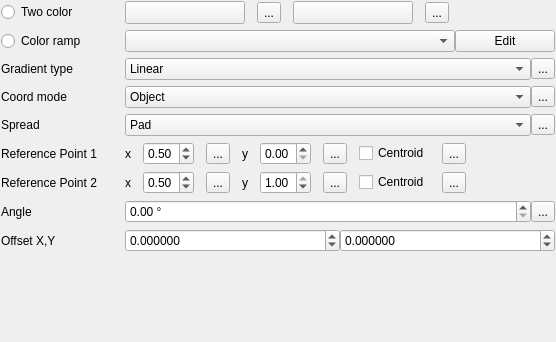
Qt form SWGIS-DLLSrc/SWGIS-Gui/widget_gradientfill.ui (LZS1991/SWGIS) before a commit.
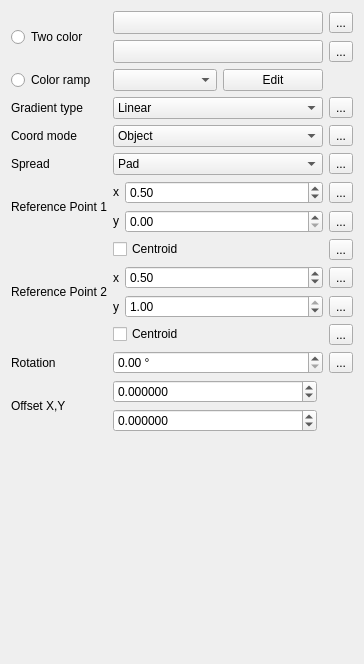
The same form after that commit. Custom widgets are drawn as their Qt base class.

Diff of the .ui file:
```diff
--- a/SWGIS-DLLSrc/SWGIS-Gui/widget_gradientfill.ui
+++ b/SWGIS-DLLSrc/SWGIS-Gui/widget_gradientfill.ui
@@ -6,96 +6,48 @@
    <rect>
     <x>0</x>
     <y>0</y>
-    <width>556</width>
-    <height>342</height>
+    <width>364</width>
+    <height>664</height>
    </rect>
   </property>
   <property name="windowTitle">
    <string>Form</string>
   </property>
   <layout class="QGridLayout" name="gridLayout">
-   <property name="leftMargin">
-    <number>1</number>
-   </property>
-   <property name="topMargin">
-    <number>1</number>
-   </property>
-   <property name="rightMargin">
-    <number>1</number>
-   </property>
-   <property name="bottomMargin">
-    <number>1</number>
-   </property>
-   <property name="horizontalSpacing">
-    <number>28</number>
-   </property>
-   <item row="4" column="1">
-    <layout class="QHBoxLayout" name="horizontalLayout_5">
+   <item row="8" column="1" rowspan="2">
+    <layout class="QHBoxLayout" name="horizontalLayout_11">
      <item>
-      <widget class="QComboBox" name="cboGradientSpread">
-       <item>
-        <property name="text">
-         <string>Pad</string>
-        </property>
-       </item>
-       <item>
-        <property name="text">
-         <string>Repeat</string>
-        </property>
-       </item>
-       <item>
-        <property name="text">
-         <string>Reflect</string>
-        </property>
-       </item>
-      </widget>
-     </item>
-     <item>
-      <widget class="QgsDataDefinedButton" name="mSpreadDDBtn">
+      <widget class="QLabel" name="label_7">
+       <property name="sizePolicy">
+        <sizepolicy hsizetype="Fixed" vsizetype="Fixed">
+         <horstretch>0</horstretch>
+         <verstretch>0</verstretch>
+        </sizepolicy>
+       </property>
        <property name="text">
-        <string>...</string>
+        <string>y</string>
        </property>
       </widget>
      </item>
-    </layout>
-   </item>
-   <item row="2" column="1">
-    <layout class="QHBoxLayout" name="horizontalLayout_4">
      <item>
-      <widget class="QComboBox" name="cboGradientType">
-       <item>
-        <property name="text">
-         <string>Linear</string>
-        </property>
-       </item>
-       <item>
-        <property name="text">
-         <string>Radial</string>
-        </property>
-       </item>
-       <item>
-        <property name="text">
-         <string>Conical</string>
-        </property>
-       </item>
-      </widget>
-     </item>
-     <item>
-      <widget class="QgsDataDefinedButton" name="mGradientTypeDDBtn">
-       <property name="text">
-        <string>...</string>
+      <widget class="QDoubleSpinBox" name="spinRefPoint1Y">
+       <property name="maximum">
+        <double>1.000000000000000</double>
        </property>
       </widget>
      </item>
     </layout>
    </item>
-   <item row="5" column="1">
+   <item row="6" column="1" rowspan="2">
     <layout class="QHBoxLayout" name="horizontalLayout_6">
-     <property name="spacing">
-      <number>12</number>
-     </property>
      <item>
       <widget class="QLabel" name="label_5">
+       <property name="sizePolicy">
+        <sizepolicy hsizetype="Fixed" vsizetype="Fixed">
+         <horstretch>0</horstretch>
+         <verstretch>0</verstretch>
+        </sizepolicy>
+       </property>
        <property name="text">
         <string>x</string>
        </property>
@@ -114,346 +66,55 @@
        </property>
       </widget>
      </item>
-     <item>
-      <widget class="QgsDataDefinedButton" name="mRefPoint1XDDBtn">
-       <property name="text">
-        <string>...</string>
-       </property>
-      </widget>
-     </item>
-     <item>
-      <widget class="QLabel" name="label_7">
-       <property name="text">
-        <string>y</string>
-       </property>
-      </widget>
-     </item>
-     <item>
-      <widget class="QDoubleSpinBox" name="spinRefPoint1Y">
-       <property name="maximum">
-        <double>1.000000000000000</double>
-       </property>
-       <property name="singleStep">
-        <double>0.200000000000000</double>
-       </property>
-      </widget>
-     </item>
-     <item>
-      <widget class="QgsDataDefinedButton" name="mRefPoint1YDDBtn">
-       <property name="text">
-        <string>...</string>
-       </property>
-      </widget>
-     </item>
-     <item>
-      <widget class="QCheckBox" name="checkRefPoint1Centroid">
-       <property name="text">
-        <string>Centroid</string>
-       </property>
-      </widget>
-     </item>
-     <item>
-      <widget class="QgsDataDefinedButton" name="mRefPoint1CentroidDDBtn">
-       <property name="text">
-        <string>...</string>
-       </property>
-      </widget>
-     </item>
-     <item>
-      <spacer name="horizontalSpacer_2">
-       <property name="orientation">
-        <enum>Qt::Horizontal</enum>
-       </property>
-       <property name="sizeHint" stdset="0">
-        <size>
-         <width>40</width>
-         <height>20</height>
-        </size>
-       </property>
-      </spacer>
-     </item>
     </layout>
    </item>
-   <item row="10" column="0">
-    <spacer name="verticalSpacer">
-     <property name="orientation">
-      <enum>Qt::Vertical</enum>
+   <item row="5" column="2">
+    <widget class="QgsDataDefinedButton" name="mSpreadDDBtn">
+     <property name="text">
+      <string>...</string>
      </property>
-     <property name="sizeHint" stdset="0">
+    </widget>
+   </item>
+   <item row="1" column="1">
+    <widget class="QgsColorButtonV2" name="btnChangeColor2">
+     <property name="sizePolicy">
+      <sizepolicy hsizetype="Expanding" vsizetype="Fixed">
+       <horstretch>0</horstretch>
+       <verstretch>0</verstretch>
+      </sizepolicy>
+     </property>
+     <property name="minimumSize">
       <size>
-       <width>20</width>
-       <height>40</height>
+       <width>120</width>
+       <height>0</height>
       </size>
      </property>
-    </spacer>
+     <property name="maximumSize">
+      <size>
+       <width>16777215</width>
+       <height>16777215</height>
+      </size>
+     </property>
+     <property name="text">
+      <string/>
+     </property>
+    </widget>
    </item>
-   <item row="9" column="0">
+   <item row="0" column="0" rowspan="2">
+    <widget class="QRadioButton" name="radioTwoColor">
+     <property name="text">
+      <string>Two color</string>
+     </property>
+    </widget>
+   </item>
+   <item row="18" column="0">
     <widget class="QLabel" name="label_6">
      <property name="text">
       <string>Offset X,Y</string>
      </property>
     </widget>
    </item>
-   <item row="9" column="1">
-    <layout class="QHBoxLayout" name="horizontalLayout">
-     <item>
-      <widget class="QgsDoubleSpinBox" name="spinOffsetX">
-       <property name="sizePolicy">
-        <sizepolicy hsizetype="Minimum" vsizetype="Fixed">
-         <horstretch>1</horstretch>
-         <verstretch>0</verstretch>
-        </sizepolicy>
-       </property>
-       <property name="decimals">
-        <number>6</number>
-       </property>
-       <property name="minimum">
-        <double>-999999999.000000000000000</double>
-       </property>
-       <property name="maximum">
-        <double>999999999.000000000000000</double>
-       </property>
-       <property name="singleStep">
-        <double>0.200000000000000</double>
-       </property>
-      </widget>
-     </item>
-     <item>
-      <widget class="QgsDoubleSpinBox" name="spinOffsetY">
-       <property name="sizePolicy">
-        <sizepolicy hsizetype="Minimum" vsizetype="Fixed">
-         <horstretch>1</horstretch>
-         <verstretch>0</verstretch>
-        </sizepolicy>
-       </property>
-       <property name="decimals">
-        <number>6</number>
-       </property>
-       <property name="minimum">
-        <double>-999999999.000000000000000</double>
-       </property>
-       <property name="maximum">
-        <double>999999999.000000000000000</double>
-       </property>
-       <property name="singleStep">
-        <double>0.200000000000000</double>
-       </property>
-      </widget>
-     </item>
-     <item>
-      <widget class="QgsUnitSelectionWidget" name="mOffsetUnitWidget" native="true">
-       <property name="minimumSize">
-        <size>
-         <width>0</width>
-         <height>0</height>
-        </size>
-       </property>
-      </widget>
-     </item>
-    </layout>
-   </item>
-   <item row="3" column="0">
-    <widget class="QLabel" name="label_3">
-     <property name="text">
-      <string>Coord mode</string>
-     </property>
-    </widget>
-   </item>
-   <item row="0" column="1">
-    <layout class="QHBoxLayout" name="horizontalLayout_2">
-     <property name="spacing">
-      <number>12</number>
-     </property>
-     <item>
-      <widget class="QgsColorButtonV2" name="btnChangeColor">
-       <property name="minimumSize">
-        <size>
-         <width>120</width>
-         <height>0</height>
-        </size>
-       </property>
-       <property name="maximumSize">
-        <size>
-         <width>120</width>
-         <height>16777215</height>
-        </size>
-       </property>
-       <property name="text">
-        <string/>
-       </property>
-      </widget>
-     </item>
-     <item>
-      <widget class="QgsDataDefinedButton" name="mStartColorDDBtn">
-       <property name="text">
-        <string>...</string>
-       </property>
-      </widget>
-     </item>
-     <item>
-      <widget class="QgsColorButtonV2" name="btnChangeColor2">
-       <property name="minimumSize">
-        <size>
-         <width>120</width>
-         <height>0</height>
-        </size>
-       </property>
-       <property name="maximumSize">
-        <size>
-         <width>120</width>
-         <height>16777215</height>
-        </size>
-       </property>
-       <property name="text">
-        <string/>
-       </property>
-      </widget>
-     </item>
-     <item>
-      <widget class="QgsDataDefinedButton" name="mEndColorDDBtn">
-       <property name="text">
-        <string>...</string>
-       </property>
-      </widget>
-     </item>
-     <item>
-      <spacer name="horizontalSpacer">
-       <property name="orientation">
-        <enum>Qt::Horizontal</enum>
-       </property>
-       <property name="sizeHint" stdset="0">
-        <size>
-         <width>40</width>
-         <height>20</height>
-        </size>
-       </property>
-      </spacer>
-     </item>
-    </layout>
-   </item>
-   <item row="1" column="0">
-    <widget class="QRadioButton" name="radioColorRamp">
-     <property name="text">
-      <string>Color ramp</string>
-     </property>
-    </widget>
-   </item>
-   <item row="1" column="1">
-    <layout class="QHBoxLayout" name="horizontalLayout_8">
-     <item>
-      <widget class="QgsColorRampComboBox" name="cboGradientColorRamp"/>
-     </item>
-     <item>
-      <widget class="QPushButton" name="mButtonEditRamp">
-       <property name="maximumSize">
-        <size>
-         <width>100</width>
-         <height>16777215</height>
-        </size>
-       </property>
-       <property name="text">
-        <string>Edit</string>
-       </property>
-      </widget>
-     </item>
-    </layout>
-   </item>
-   <item row="6" column="1">
-    <layout class="QHBoxLayout" name="horizontalLayout_7">
-     <property name="spacing">
-      <number>12</number>
-     </property>
-     <item>
-      <widget class="QLabel" name="label_9">
-       <property name="text">
-        <string>x</string>
-       </property>
-      </widget>
-     </item>
-     <item>
-      <widget class="QDoubleSpinBox" name="spinRefPoint2X">
-       <property name="maximum">
-        <double>1.000000000000000</double>
-       </property>
-       <property name="singleStep">
-        <double>0.200000000000000</double>
-       </property>
-       <property name="value">
-        <double>0.500000000000000</double>
-       </property>
-      </widget>
-     </item>
-     <item>
-      <widget class="QgsDataDefinedButton" name="mRefPoint2XDDBtn">
-       <property name="text">
-        <string>...</string>
-       </property>
-      </widget>
-     </item>
-     <item>
-      <widget class="QLabel" name="label_10">
-       <property name="text">
-        <string>y</string>
-       </property>
-      </widget>
-     </item>
-     <item>
-      <widget class="QDoubleSpinBox" name="spinRefPoint2Y">
-       <property name="maximum">
-        <double>1.000000000000000</double>
-       </property>
-       <property name="singleStep">
-        <double>0.200000000000000</double>
-       </property>
-       <property name="value">
-        <double>1.000000000000000</double>
-       </property>
-      </widget>
-     </item>
-     <item>
-      <widget class="QgsDataDefinedButton" name="mRefPoint2YDDBtn">
-       <property name="text">
-        <string>...</string>
-       </property>
-      </widget>
-     </item>
-     <item>
-      <widget class="QCheckBox" name="checkRefPoint2Centroid">
-       <property name="text">
-        <string>Centroid</string>
-       </property>
-      </widget>
-     </item>
-     <item>
-      <widget class="QgsDataDefinedButton" name="mRefPoint2CentroidDDBtn">
-       <property name="text">
-        <string>...</string>
-       </property>
-      </widget>
-     </item>
-     <item>
-      <spacer name="horizontalSpacer_3">
-       <property name="orientation">
-        <enum>Qt::Horizontal</enum>
-       </property>
-       <property name="sizeHint" stdset="0">
-        <size>
-         <width>40</width>
-         <height>20</height>
-        </size>
-       </property>
-      </spacer>
-     </item>
-    </layout>
-   </item>
-   <item row="5" column="0">
-    <widget class="QLabel" name="label">
-     <property name="text">
-      <string>Reference Point 1</string>
-     </property>
-    </widget>
-   </item>
-   <item row="3" column="1">
+   <item row="4" column="1">
     <layout class="QHBoxLayout" name="horizontalLayout_3">
      <item>
       <widget class="QComboBox" name="cboCoordinateMode">
@@ -469,44 +130,272 @@
        </item>
       </widget>
      </item>
-     <item>
-      <widget class="QgsDataDefinedButton" name="mCoordinateModeDDBtn">
-       <property name="text">
-        <string>...</string>
-       </property>
-      </widget>
-     </item>
     </layout>
    </item>
-   <item row="2" column="0">
+   <item row="3" column="0">
     <widget class="QLabel" name="label_2">
      <property name="text">
       <string>Gradient type</string>
      </property>
     </widget>
    </item>
-   <item row="6" column="0">
+   <item row="12" column="0" rowspan="3">
     <widget class="QLabel" name="label_8">
      <property name="text">
       <string>Reference Point 2</string>
      </property>
     </widget>
    </item>
-   <item row="0" column="0">
-    <widget class="QRadioButton" name="radioTwoColor">
+   <item row="2" column="1">
+    <layout class="QHBoxLayout" name="horizontalLayout_8">
+     <item>
+      <widget class="QgsColorRampComboBox" name="cboGradientColorRamp"/>
+     </item>
+     <item>
+      <widget class="QPushButton" name="mButtonEditRamp">
+       <property name="maximumSize">
+        <size>
+         <width>100</width>
+         <height>16777215</height>
+        </size>
+       </property>
+       <property name="text">
+        <string>Edit</string>
+       </property>
+      </widget>
+     </item>
+    </layout>
+   </item>
+   <item row="8" column="2" rowspan="2">
+    <widget class="QgsDataDefinedButton" name="mRefPoint1YDDBtn">
      <property name="text">
-      <string>Two color</string>
+      <string>...</string>
+     </property>
+    </widget>
+   </item>
+   <item row="3" column="1">
+    <layout class="QHBoxLayout" name="horizontalLayout_4">
+     <item>
+      <widget class="QComboBox" name="cboGradientType">
+       <item>
+        <property name="text">
+         <string>Linear</string>
+        </property>
+       </item>
+       <item>
+        <property name="text">
+         <string>Radial</string>
+        </property>
+       </item>
+       <item>
+        <property name="text">
+         <string>Conical</string>
+        </property>
+       </item>
+      </widget>
+     </item>
+    </layout>
+   </item>
+   <item row="0" column="1">
+    <widget class="QgsColorButtonV2" name="btnChangeColor">
+     <property name="sizePolicy">
+      <sizepolicy hsizetype="Expanding" vsizetype="Fixed">
+       <horstretch>0</horstretch>
+       <verstretch>0</verstretch>
+      </sizepolicy>
+     </property>
+     <property name="minimumSize">
+      <size>
+       <width>120</width>
+       <height>0</height>
+      </size>
+     </property>
+     <property name="maximumSize">
+      <size>
+       <width>16777215</width>
+       <height>16777215</height>
+      </size>
+     </property>
+     <property name="text">
+      <string/>
+     </property>
+    </widget>
+   </item>
+   <item row="13" column="1" rowspan="2">
+    <layout class="QHBoxLayout" name="horizontalLayout_12">
+     <item>
+      <widget class="QLabel" name="label_10">
+       <property name="sizePolicy">
+        <sizepolicy hsizetype="Fixed" vsizetype="Preferred">
+         <horstretch>0</horstretch>
+         <verstretch>0</verstretch>
+        </sizepolicy>
+       </property>
+       <property name="text">
+        <string>y</string>
+       </property>
+      </widget>
+     </item>
+     <item>
+      <widget class="QDoubleSpinBox" name="spinRefPoint2Y">
+       <property name="maximum">
+        <double>1.000000000000000</double>
+       </property>
+       <property name="singleStep">
+        <double>0.200000000000000</double>
+       </property>
+       <property name="value">
+        <double>1.000000000000000</double>
+       </property>
+      </widget>
+     </item>
+    </layout>
+   </item>
+   <item row="17" column="2">
+    <widget class="QgsDataDefinedButton" name="mAngleDDBtn">
+     <property name="text">
+      <string>...</string>
+     </property>
+    </widget>
+   </item>
+   <item row="4" column="2">
+    <widget class="QgsDataDefinedButton" name="mCoordinateModeDDBtn">
+     <property name="text">
+      <string>...</string>
      </property>
     </widget>
    </item>
    <item row="4" column="0">
-    <widget class="QLabel" name="label_4">
+    <widget class="QLabel" name="label_3">
      <property name="text">
-      <string>Spread</string>
+      <string>Coord mode</string>
      </property>
     </widget>
    </item>
-   <item row="7" column="1">
+   <item row="5" column="1">
+    <layout class="QHBoxLayout" name="horizontalLayout_5">
+     <item>
+      <widget class="QComboBox" name="cboGradientSpread">
+       <item>
+        <property name="text">
+         <string>Pad</string>
+        </property>
+       </item>
+       <item>
+        <property name="text">
+         <string>Repeat</string>
+        </property>
+       </item>
+       <item>
+        <property name="text">
+         <string>Reflect</string>
+        </property>
+       </item>
+      </widget>
+     </item>
+    </layout>
+   </item>
+   <item row="3" column="2">
+    <widget class="QgsDataDefinedButton" name="mGradientTypeDDBtn">
+     <property name="text">
+      <string>...</string>
+     </property>
+    </widget>
+   </item>
+   <item row="10" column="1">
+    <widget class="QCheckBox" name="checkRefPoint1Centroid">
+     <property name="text">
+      <string>Centroid</string>
+     </property>
+    </widget>
+   </item>
+   <item row="0" column="2">
+    <widget class="QgsDataDefinedButton" name="mStartColorDDBtn">
+     <property name="text">
+      <string>...</string>
+     </property>
+    </widget>
+   </item>
+   <item row="13" column="2" rowspan="2">
+    <widget class="QgsDataDefinedButton" name="mRefPoint2YDDBtn">
+     <property name="text">
+      <string>...</string>
+     </property>
+    </widget>
+   </item>
+   <item row="15" column="2">
+    <widget class="QgsDataDefinedButton" name="mRefPoint2CentroidDDBtn">
+     <property name="text">
+      <string>...</string>
+     </property>
+    </widget>
+   </item>
+   <item row="18" column="1">
+    <layout class="QGridLayout" name="gridLayout_4">
+     <item row="1" column="0">
+      <widget class="QgsDoubleSpinBox" name="spinOffsetY">
+       <property name="sizePolicy">
+        <sizepolicy hsizetype="Minimum" vsizetype="Fixed">
+         <horstretch>1</horstretch>
+         <verstretch>0</verstretch>
+        </sizepolicy>
+       </property>
+       <property name="decimals">
+        <number>6</number>
+       </property>
+       <property name="minimum">
+        <double>-999999999.000000000000000</double>
+       </property>
+       <property name="maximum">
+        <double>999999999.000000000000000</double>
+       </property>
+       <property name="singleStep">
+        <double>0.200000000000000</double>
+       </property>
+      </widget>
+     </item>
+     <item row="0" column="0">
+      <widget class="QgsDoubleSpinBox" name="spinOffsetX">
+       <property name="sizePolicy">
+        <sizepolicy hsizetype="Minimum" vsizetype="Fixed">
+         <horstretch>1</horstretch>
+         <verstretch>0</verstretch>
+        </sizepolicy>
+       </property>
+       <property name="decimals">
+        <number>6</number>
+       </property>
+       <property name="minimum">
+        <double>-999999999.000000000000000</double>
+       </property>
+       <property name="maximum">
+        <double>999999999.000000000000000</double>
+       </property>
+       <property name="singleStep">
+        <double>0.200000000000000</double>
+       </property>
+      </widget>
+     </item>
+     <item row="0" column="1">
+      <widget class="QgsUnitSelectionWidget" name="mOffsetUnitWidget" native="true">
+       <property name="minimumSize">
+        <size>
+         <width>0</width>
+         <height>0</height>
+        </size>
+       </property>
+      </widget>
+     </item>
+    </layout>
+   </item>
+   <item row="2" column="0">
+    <widget class="QRadioButton" name="radioColorRamp">
+     <property name="text">
+      <string>Color ramp</string>
+     </property>
+    </widget>
+   </item>
+   <item row="17" column="1">
     <layout class="QHBoxLayout" name="horizontalLayout_9">
      <item>
       <widget class="QgsDoubleSpinBox" name="mSpinAngle">
@@ -521,22 +410,107 @@
        </property>
       </widget>
      </item>
+    </layout>
+   </item>
+   <item row="15" column="1">
+    <widget class="QCheckBox" name="checkRefPoint2Centroid">
+     <property name="text">
+      <string>Centroid</string>
+     </property>
+    </widget>
+   </item>
+   <item row="5" column="0">
+    <widget class="QLabel" name="label_4">
+     <property name="text">
+      <string>Spread</string>
+     </property>
+    </widget>
+   </item>
+   <item row="10" column="2">
+    <widget class="QgsDataDefinedButton" name="mRefPoint1CentroidDDBtn">
+     <property name="text">
+      <string>...</string>
+     </property>
+    </widget>
+   </item>
+   <item row="1" column="2">
+    <widget class="QgsDataDefinedButton" name="mEndColorDDBtn">
+     <property name="text">
+      <string>...</string>
+     </property>
+    </widget>
+   </item>
+   <item row="6" column="0" rowspan="4">
+    <widget class="QLabel" name="label">
+     <property name="text">
+      <string>Reference Point 1</string>
+     </property>
+    </widget>
+   </item>
+   <item row="12" column="1">
+    <layout class="QHBoxLayout" name="horizontalLayout_7">
      <item>
-      <widget class="QgsDataDefinedButton" name="mAngleDDBtn">
+      <widget class="QLabel" name="label_9">
+       <property name="sizePolicy">
+        <sizepolicy hsizetype="Fixed" vsizetype="Preferred">
+         <horstretch>0</horstretch>
+         <verstretch>0</verstretch>
+        </sizepolicy>
+       </property>
        <property name="text">
-        <string>...</string>
+        <string>x</string>
+       </property>
+      </widget>
+     </item>
+     <item>
+      <widget class="QDoubleSpinBox" name="spinRefPoint2X">
+       <property name="maximum">
+        <double>1.000000000000000</double>
+       </property>
+       <property name="singleStep">
+        <double>0.200000000000000</double>
+       </property>
+       <property name="value">
+        <double>0.500000000000000</double>
        </property>
       </widget>
      </item>
     </layout>
    </item>
-   <item row="7" column="0">
+   <item row="6" column="2" rowspan="2">
+    <widget class="QgsDataDefinedButton" name="mRefPoint1XDDBtn">
+     <property name="text">
+      <string>...</string>
+     </property>
+    </widget>
+   </item>
+   <item row="17" column="0">
     <widget class="QLabel" name="label_11">
      <property name="text">
-      <string>Angle</string>
+      <string>Rotation</string>
      </property>
     </widget>
    </item>
+   <item row="12" column="2">
+    <widget class="QgsDataDefinedButton" name="mRefPoint2XDDBtn">
+     <property name="text">
+      <string>...</string>
+     </property>
+    </widget>
+   </item>
+   <item row="19" column="0" colspan="3">
+    <spacer name="verticalSpacer">
+     <property name="orientation">
+      <enum>Qt::Vertical</enum>
+     </property>
+     <property name="sizeHint" stdset="0">
+      <size>
+       <width>20</width>
+       <height>40</height>
+      </size>
+     </property>
+    </spacer>
+   </item>
   </layout>
  </widget>
  <customwidgets>
@@ -546,6 +520,11 @@
    <header>qgscolorbuttonv2.h</header>
    <container>1</container>
   </customwidget>
+  <customwidget>
+   <class>QgsDataDefinedButton</class>
+   <extends>QToolButton</extends>
+   <header>qgsdatadefinedbutton.h</header>
+  </customwidget>
   <customwidget>
    <class>QgsDoubleSpinBox</class>
    <extends>QDoubleSpinBox</extends>
@@ -557,11 +536,6 @@
    <header>qgsunitselectionwidget.h</header>
    <container>1</container>
   </customwidget>
-  <customwidget>
-   <class>QgsDataDefinedButton</class>
-   <extends>QToolButton</extends>
-   <header>qgsdatadefinedbutton.h</header>
-  </customwidget>
   <customwidget>
    <class>QgsColorRampComboBox</class>
    <extends>QComboBox</extends>
```
Left out of the diff: 36 changed lines with no effect on the pictures.
